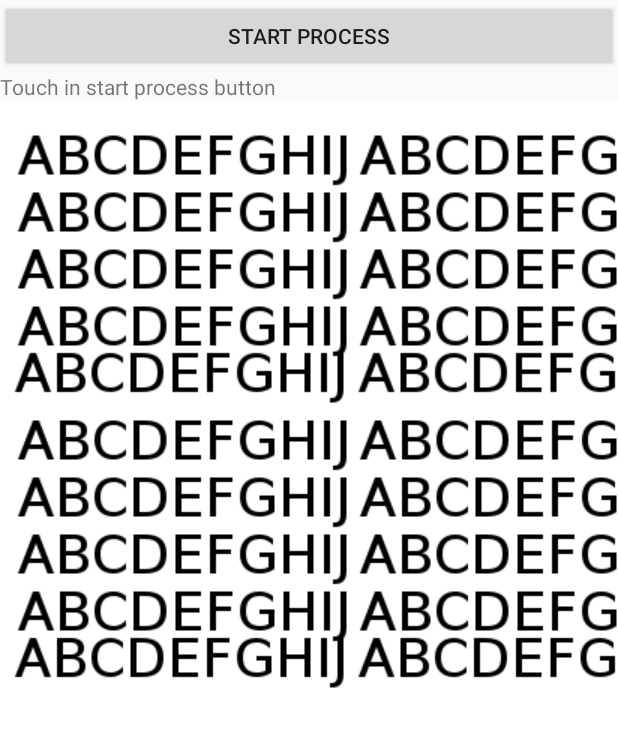
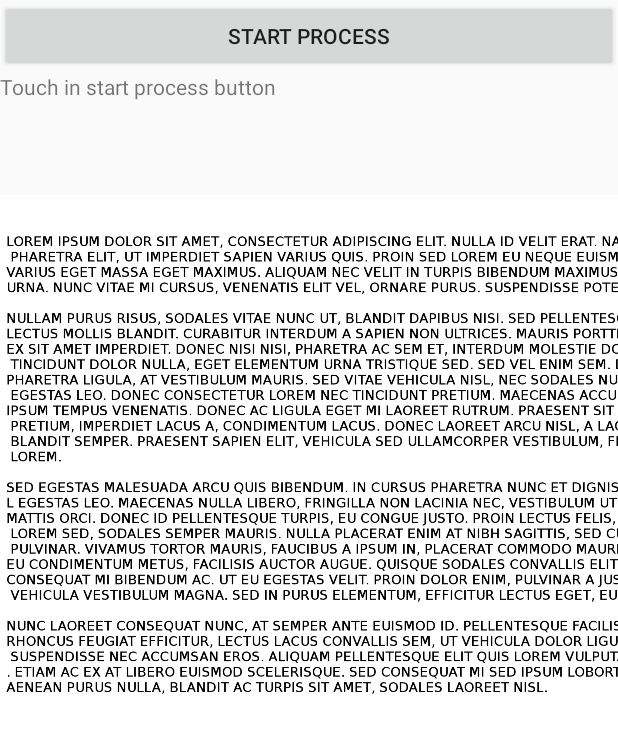
Before and after one commit to rcarvs/android-ocr, an Android app: the screen it shows after launch (MainActivity), on a phone screen of 412 x 824 dp. Shown: the top 733 px of the screen. Run offline under Robolectric (Android 15) with nearby library versions, the phone set to English and light mode, and no system bars; 2 statements that could not run were skipped.

Commit message:
Evaluation do deminio ainda

```diff
--- a/app/src/main/java/br/edu/ufsj/dcomp/ocr/MainActivity.java
+++ b/app/src/main/java/br/edu/ufsj/dcomp/ocr/MainActivity.java
@@ -23,7 +23,7 @@ public class MainActivity extends AppCompatActivity {
         setContentView(R.layout.activity_main);
 
         imgView = (ImageView) findViewById(R.id.imageView);
-        image = BitmapFactory.decodeResource(getResources(),R.drawable.quinhentos_quinhentos_cem);
+        image = BitmapFactory.decodeResource(getResources(),R.drawable.teste);
         btnProcess = (Button) findViewById(R.id.btn_process);
         imgView.setImageBitmap(image);
 
```
Also changed, not shown: app/src/main/res/drawable/mil_mil_cincomil.png (added), app/src/main/res/drawable/mil_mil_dezesseismil.png (added), app/src/main/res/drawable/mil_mil_doismil.png (added), app/src/main/res/drawable/mil_mil_mil.png (added), app/src/main/res/drawable/mil_mil_novecentos_e_sessenta.png (added), app/src/main/res/drawable/mil_mil_oitomil.png (added), app/src/main/res/drawable/mil_mil_quatrocentos.png (added), app/src/main/res/drawable/mil_mil_quatromil.png (added), app/src/main/res/drawable/quinhentos_quinhentos_quatrocentos.png, 9 other files.
